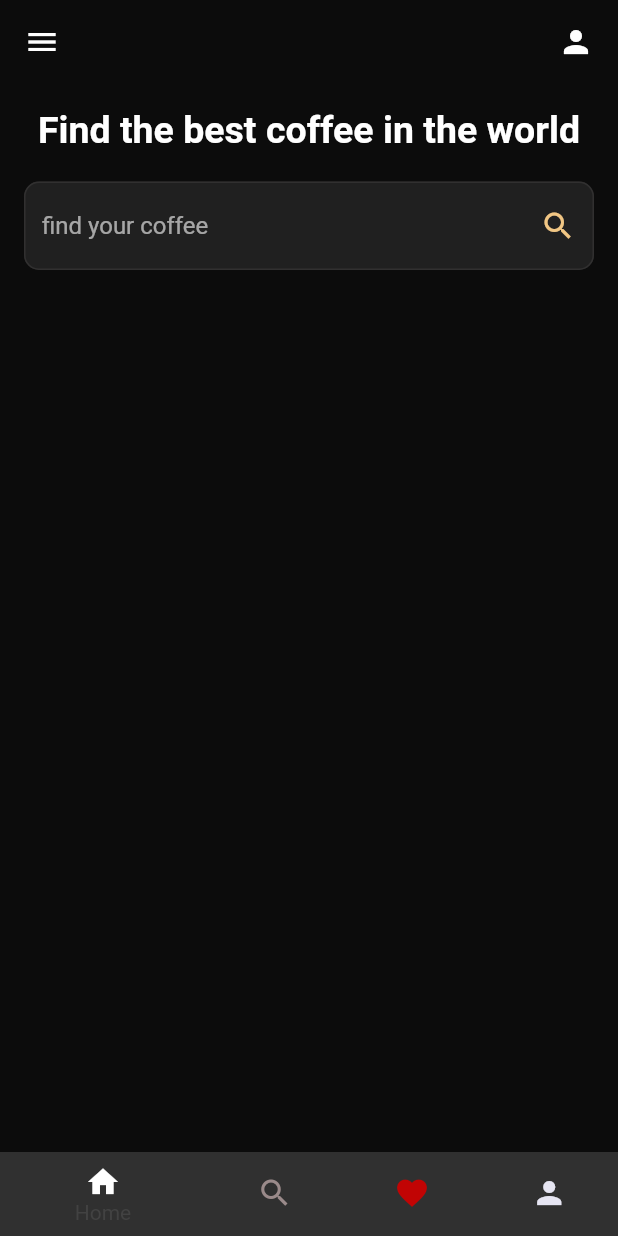
After one commit to jadon6uwizeye/awesome-app, a Flutter app: the Page3 screen opened directly, after a tap on the "navigate next" icon, on a phone screen of 412 x 824 dp. The commit adds this screen. Run offline on Flutter 3.47's test engine with Material 2 defaults, Android fonts, the phone set to English and light mode, and no system bars; Roboto replaces fonts that are missing (Sans Serif).

Commit message:
home page of Coffe_page

```diff
--- /dev/null
+++ b/lib/advanced/cofee_pag1.dart
@@ -0,0 +1,106 @@
+import 'package:flutter/material.dart';
+
+class CoffePage1 extends StatefulWidget {
+  const CoffePage1({Key? key}) : super(key: key);
+
+  @override
+  State<CoffePage1> createState() => _CoffePage1State();
+}
+
+class _CoffePage1State extends State<CoffePage1> {
+  @override
+  Widget build(BuildContext context) {
+    return MaterialApp(
+      debugShowCheckedModeBanner: false,
+      theme: ThemeData(
+        brightness: Brightness.dark,
+      ),
+      home: Scaffold(
+          backgroundColor: const Color.fromARGB(255, 12, 12, 12),
+          appBar: AppBar(
+            backgroundColor: Colors.transparent,
+            elevation: 0,
+            leading: const Icon(Icons.menu),
+            actions: [
+              Padding(
+                padding: const EdgeInsets.only(right: 16),
+                child: Row(
+                  mainAxisAlignment: MainAxisAlignment.spaceBetween,
+                  children: const [
+                    Icon(
+                      Icons.person,
+                    ),
+                  ],
+                ),
+              ),
+            ],
+          ),
+          bottomNavigationBar: BottomNavigationBar(
+            backgroundColor: Colors.transparent,
+            elevation: 0,
+            items: const [
+              BottomNavigationBarItem(
+                icon: Icon(Icons.home, color: Colors.white),
+                label: "Home",
+              ),
+              BottomNavigationBarItem(
+                icon: Icon(Icons.search,
+                    color: Color.fromARGB(255, 154, 138, 138)),
+                label: "search",
+              ),
+              BottomNavigationBarItem(
+                icon:
+                    Icon(Icons.favorite, color: Color.fromARGB(255, 193, 4, 4)),
+                label: "likes",
+              ),
+              BottomNavigationBarItem(
+                icon: Icon(
+                  Icons.person,
+                  color: Color.fromARGB(255, 230, 229, 242),
+                ),
+                label: "profile",
+              ),
+            ],
+          ),
+          body: Padding(
+            padding: const EdgeInsets.all(16.0),
+            child: Column(
+              children: [
+                const Text("Find the best coffee in the world",
+                    style: TextStyle(
+                        fontSize: 25,
+                        fontWeight: FontWeight.bold,
+                        fontFamily: "Sans Serif",
+                        color: Colors.white)),
+                const SizedBox(
+                  height: 20,
+                ),
+                TextField(
+                  decoration: InputDecoration(
+                    enabledBorder: OutlineInputBorder(
+                      borderRadius: BorderRadius.circular(10),
+                      borderSide: const BorderSide(
+                        color: Color.fromARGB(255, 49, 48, 48),
+                      ),
+                    ),
+                    focusedBorder: OutlineInputBorder(
+                      borderRadius: BorderRadius.circular(10),
+                      borderSide: const BorderSide(
+                        color: Color.fromARGB(255, 49, 48, 48),
+                      ),
+                    ),
+                    hintText: "find your coffee",
+                    suffixIcon: const Icon(Icons.search,
+                        color: Color.fromARGB(255, 241, 198, 132)),
+                    filled: true,
+                    fillColor: const Color.fromARGB(255, 32, 32, 32),
+                    counterStyle: const TextStyle(
+                        color: Color.fromARGB(255, 49, 48, 48), fontSize: 20),
+                  ),
+                ),
+              ],
+            ),
+          )), // next: const Page2(),
+    );
+  }
+}
--- a/lib/main.dart
+++ b/lib/main.dart
@@ -1,3 +1,4 @@
+import 'package:awesome/advanced/cofee_pag1.dart';
 import 'package:flutter/material.dart';
 
 void main() => runApp(const MyApp());
@@ -14,6 +15,7 @@ class _MyAppState extends State<MyApp> {
   @override
   Widget build(BuildContext context) {
     return MaterialApp(
+      debugShowCheckedModeBanner: false,
       title: 'Awesome App',
       theme: ThemeData(
         primarySwatch: Colors.blueGrey,
@@ -137,10 +139,14 @@ class Page3 extends StatelessWidget {
           title: const Text('Page 3'),
         ),
         floatingActionButton: FloatingActionButton(
+          backgroundColor: Colors.blue,
           onPressed: () {
-            Navigator.pop(context);
+            Navigator.push(
+              context,
+              MaterialPageRoute(builder: (context) => const CoffePage1()),
+            );
           },
-          child: const Icon(Icons.navigate_before),
+          child: const Icon(Icons.navigate_next_rounded),
         ),
         body: ListView(
             // ignore: prefer_const_literals_to_create_immutables
--- a/pubspec.yaml
+++ b/pubspec.yaml
@@ -34,6 +34,7 @@ dependencies:
   # The following adds the Cupertino Icons font to your application.
   # Use with the CupertinoIcons class for iOS style icons.
   cupertino_icons: ^1.0.2
+  google_fonts:
 
 dev_dependencies:
   flutter_test:
```
Also changed, not shown: pubspec.lock, 1 other file.
